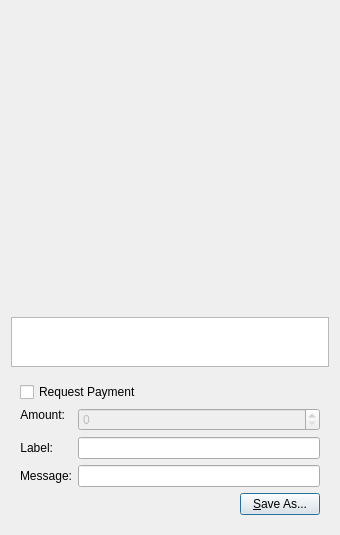
Above: src/qt/forms/qrcodedialog.ui from MERCOINMRN/Mercoin before the change. Below: the same form after it.
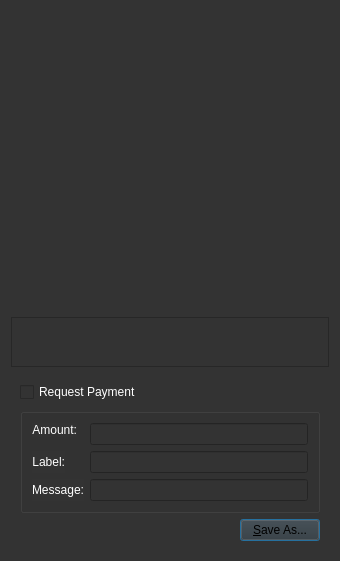
That is the form after the change. Custom widgets are drawn as their Qt base class.

Diff of the .ui file:
```diff
--- a/src/qt/forms/qrcodedialog.ui
+++ b/src/qt/forms/qrcodedialog.ui
@@ -7,12 +7,15 @@
     <x>0</x>
     <y>0</y>
     <width>340</width>
-    <height>530</height>
+    <height>556</height>
    </rect>
   </property>
   <property name="windowTitle">
    <string>QR Code Dialog</string>
   </property>
+  <property name="styleSheet">
+   <string notr="true">background-color: rgb(51, 51, 51);</string>
+  </property>
   <layout class="QVBoxLayout" name="verticalLayout_3">
    <item>
     <widget class="QLabel" name="lblQRCode">
@@ -69,12 +72,19 @@
         <property name="enabled">
          <bool>true</bool>
         </property>
+        <property name="styleSheet">
+         <string notr="true">color: rgb(255, 255, 255);</string>
+        </property>
         <property name="text">
          <string>Request Payment</string>
         </property>
        </widget>
       </item>
       <item>
+       <widget class="QGroupBox" name="">
+        <property name="styleSheet">
+         <string notr="true">color: rgb(255, 255, 255);</string>
+        </property>
        <layout class="QFormLayout" name="formLayout">
         <property name="fieldGrowthPolicy">
          <enum>QFormLayout::AllNonFixedFieldsGrow</enum>
@@ -153,6 +163,7 @@
          </widget>
         </item>
        </layout>
+       </widget>
       </item>
       <item>
        <layout class="QHBoxLayout" name="horizontalLayout">
@@ -186,7 +197,7 @@
  <customwidgets>
   <customwidget>
    <class>BitcoinAmountField</class>
-   <extends>QSpinBox</extends>
+   <extends>QLineEdit</extends>
    <header>bitcoinamountfield.h</header>
   </customwidget>
  </customwidgets>
```
Left out of the diff: 29 changed lines with no effect on the pictures. Lines whose indentation alone changed are shown as unchanged.
